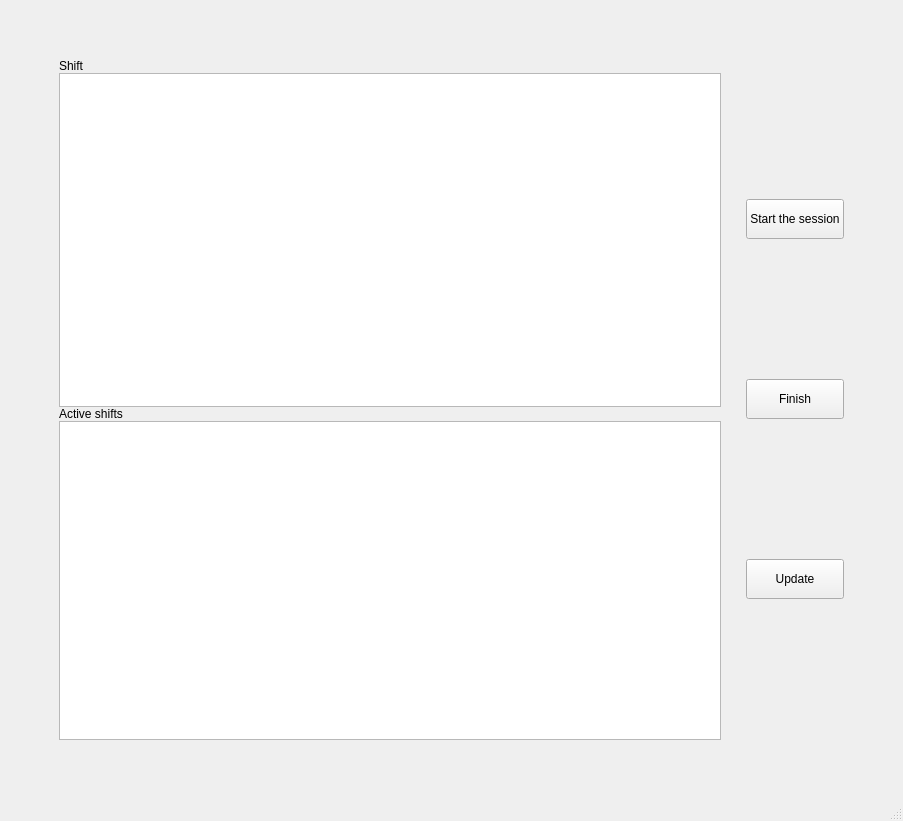
Before: the Qt Designer form ui/mainWindowOperator.ui in ktalovskih/customerRelationshipManagement, drawn with Qt 5.
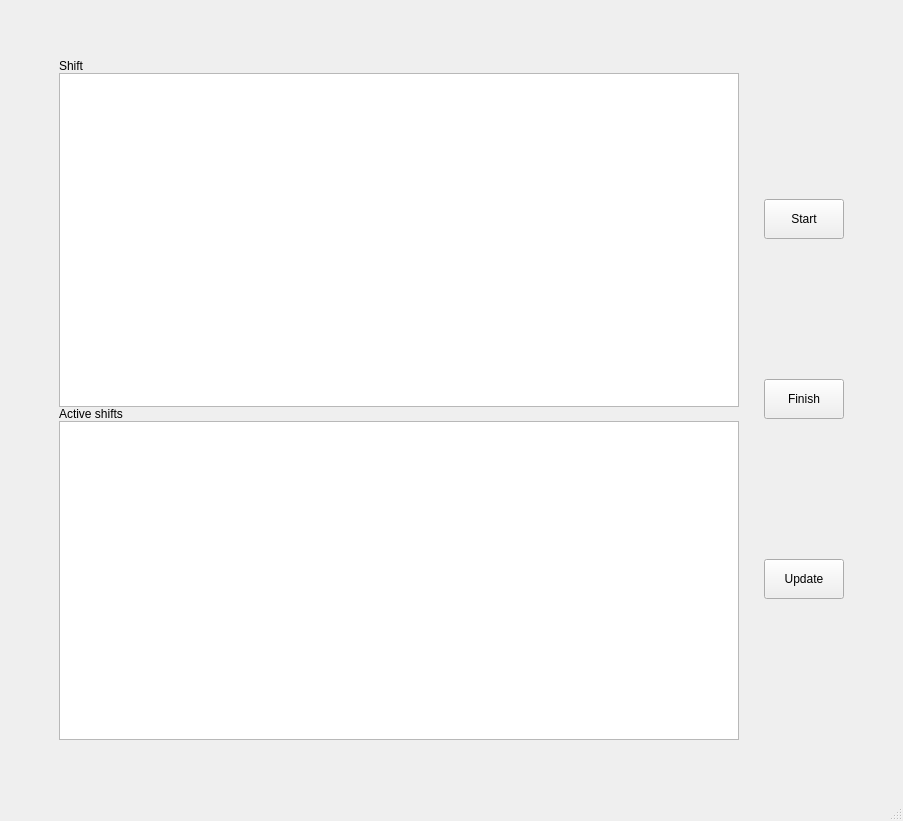
After: the same form once the commit is applied.

```diff
--- a/ui/mainWindowOperator.ui
+++ b/ui/mainWindowOperator.ui
@@ -133,7 +133,7 @@
            </size>
           </property>
           <property name="text">
-           <string>Start the session</string>
+           <string>Start</string>
           </property>
          </widget>
         </item>
```
